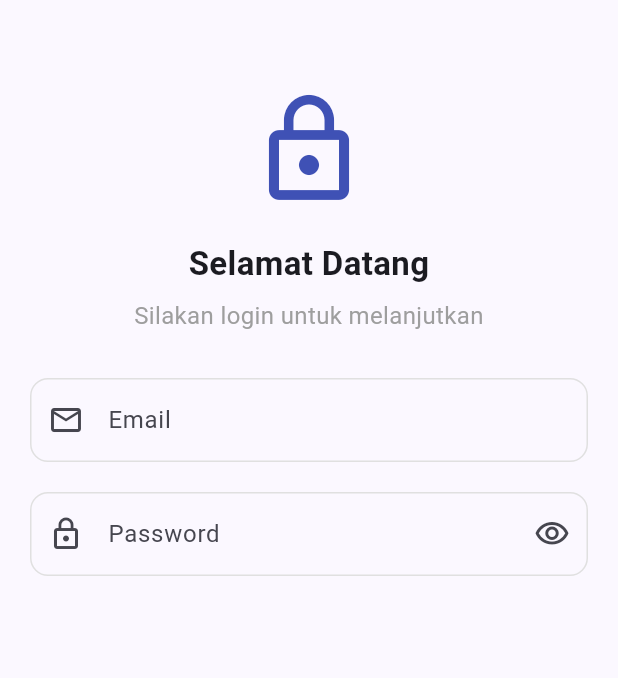
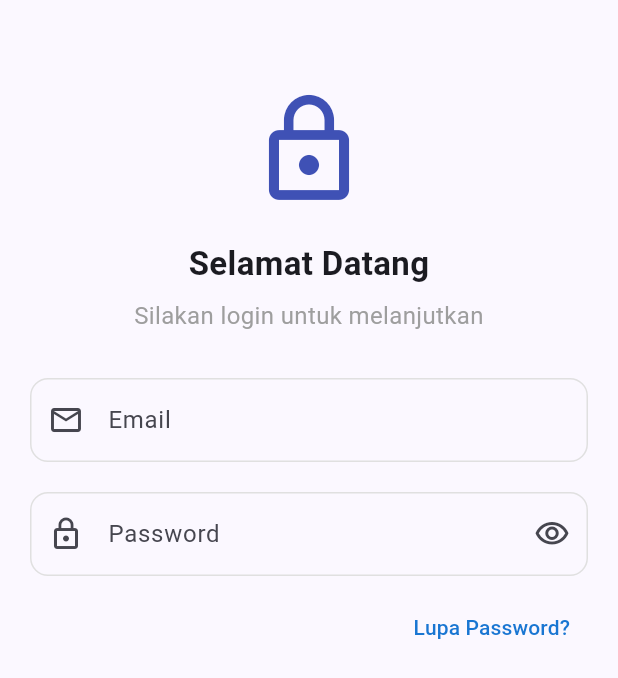
Before and after one commit to str122-xyz/KB1179-1123150070-uts, a Flutter app: the Login screen opened directly, on a phone screen of 412 x 824 dp. Shown: the top 678 px of the screen. Run offline on Flutter 3.47's test engine with Material 3 defaults, Android fonts, the phone set to English and light mode, and no system bars.

Commit message:
lupa password

```diff
--- a/lib/login/login.dart
+++ b/lib/login/login.dart
@@ -77,6 +77,19 @@ class Login extends StatelessWidget {
                 ),
               ),
               const SizedBox(height: 10),
+
+              // Lupa Password
+              Align(
+                alignment: Alignment.centerRight,
+                child: TextButton(
+                  onPressed: () {},
+                  child: Text(
+                    "Lupa Password?",
+                    style: TextStyle(color: Colors.blue[700], fontSize: 14),
+                  ),
+                ),
+              ),
+              const SizedBox(height: 10),
             ],
           ),
         ),
```
